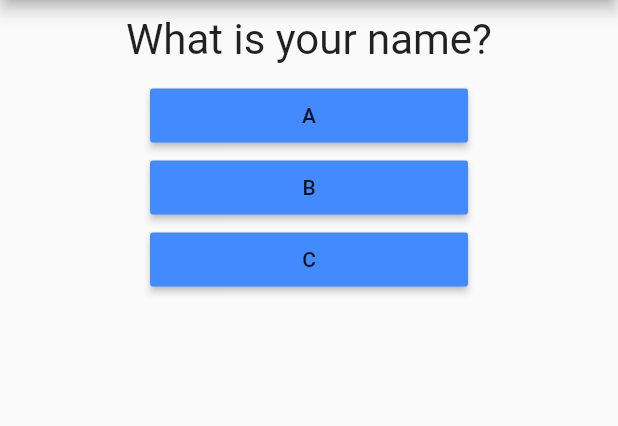
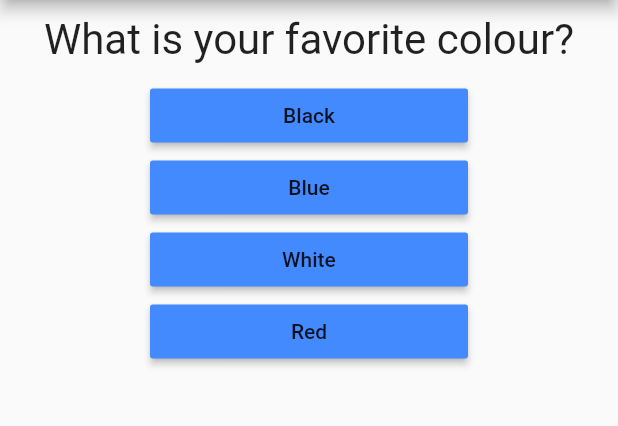
Before and after one commit to bikraj2/100-days, a Flutter app: the screen it shows after launch, on a phone screen of 412 x 824 dp, the part 84-510 px from its top. Run offline on Flutter 3.47's test engine with Material 2 defaults, Android fonts, the light colour scheme and no system bars.

Commit message:
learnt map and spread operator

```diff
--- a/flutter/first_app/lib/main.dart
+++ b/flutter/first_app/lib/main.dart
@@ -1,3 +1,5 @@
+import 'dart:async';
+
 import 'package:first_app/answer.dart';
 import 'package:flutter/material.dart';
 import 'questions.dart';
@@ -11,8 +13,29 @@
 
 class _MyAppState extends State<MyApp> {
   var questionIndex = 0;
+  final questions = const [
+      {
+        "questionText": "What is your favorite colour?",
+        "options": ['Black', 'Blue', 'White', 'Red']
+      },
+      {
+        "questionText": "What is the national animal of nepal",
+        "options": ['fox', 'cow', 'dog', 'rat']
+      },
+      {
+        "questionText": "What is your age?",
+        "options": ['Newborn', 'old', 'bloomer', 'punk']
+      },
+      {
+        "questionText": "What is your name?",
+        "options": ['Noone', 'ram', 'hari', 'sita']
+      },
+    ];
 
   void answerQuestions() {
+    // if(questionIndex>=){
+
+    // }
     setState(() {
       questionIndex += 1;
     });
@@ -20,26 +43,25 @@
 
   @override
   Widget build(BuildContext context) {
-    var questions = [
-      "What is your name?",
-      "Where do you live?",
-      "How old are you"
-    ];
+
     return MaterialApp(
       home: Scaffold(
           appBar: AppBar(
             title: const Text("My first App"),
           ),
-          body: Column(
+          body: questionIndex<questions.length ?
+          Column(
             children: [
               Question(
-                questions[questionIndex],
+                questions[questionIndex]["questionText"] as String,
               ),
-              Answer('A',answerQuestions),
-              Answer("B",answerQuestions),
-              Answer("C",answerQuestions),
+              ...(questions[questionIndex]["options"] as List<String>)
+                  .map((answer) {
+                return Answer(answer, answerQuestions);
+              }).toList()
             ],
-          )),
+          )
+          :Center(child:Text('ou did it'))),
     );
   }
 }
--- a/flutter/first_app/pubspec.yaml
+++ b/flutter/first_app/pubspec.yaml
@@ -18,7 +18,7 @@ publish_to: 'none' # Remove this line if you wish to publish to pub.dev
 version: 1.0.0+1
 
 environment:
-  sdk: ">=2.17.6 <3.0.0"
+  sdk: ">=2.11.6 <3.0.0"
 
 # Dependencies specify other packages that your package needs in order to work.
 # To automatically upgrade your package dependencies to the latest versions
```
Also changed, not shown: flutter/first_app/pubspec.lock.
